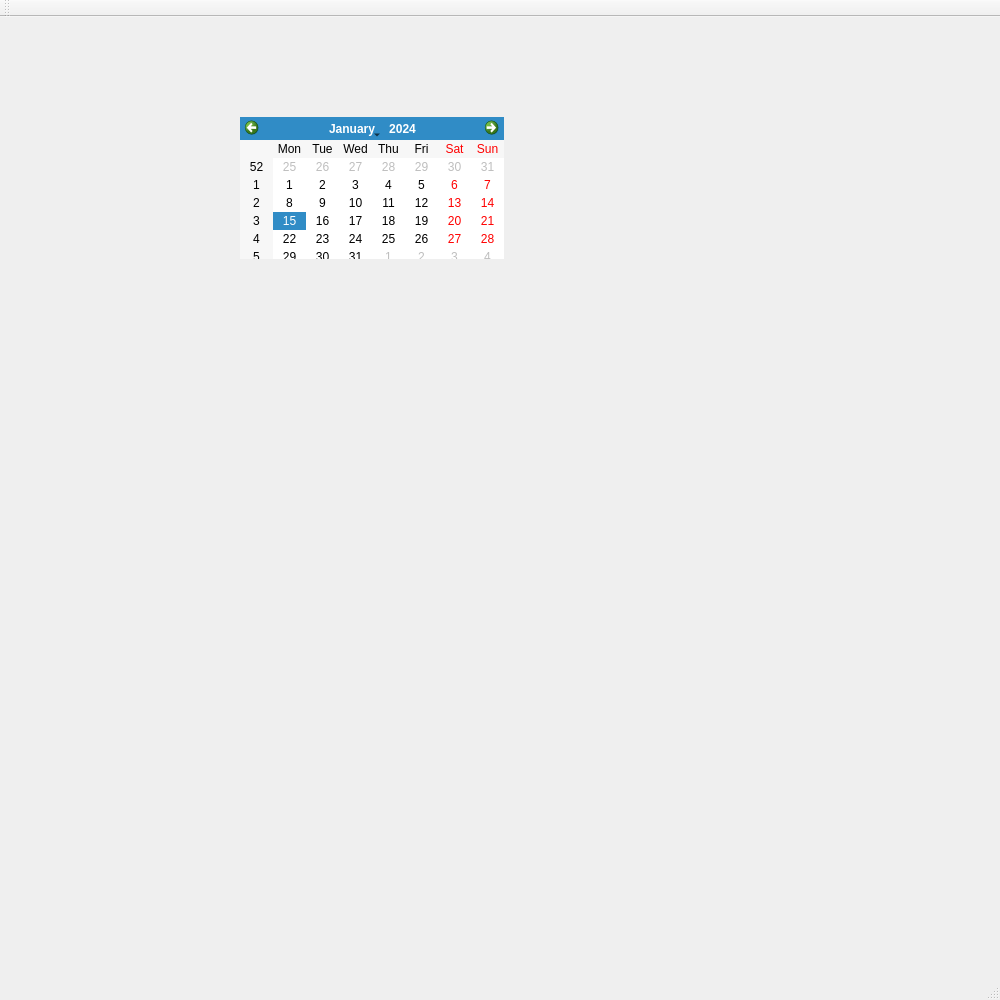
Old version of the form src/pi/LightControl/mainwindow.ui in the repository aeliot/Lumin.
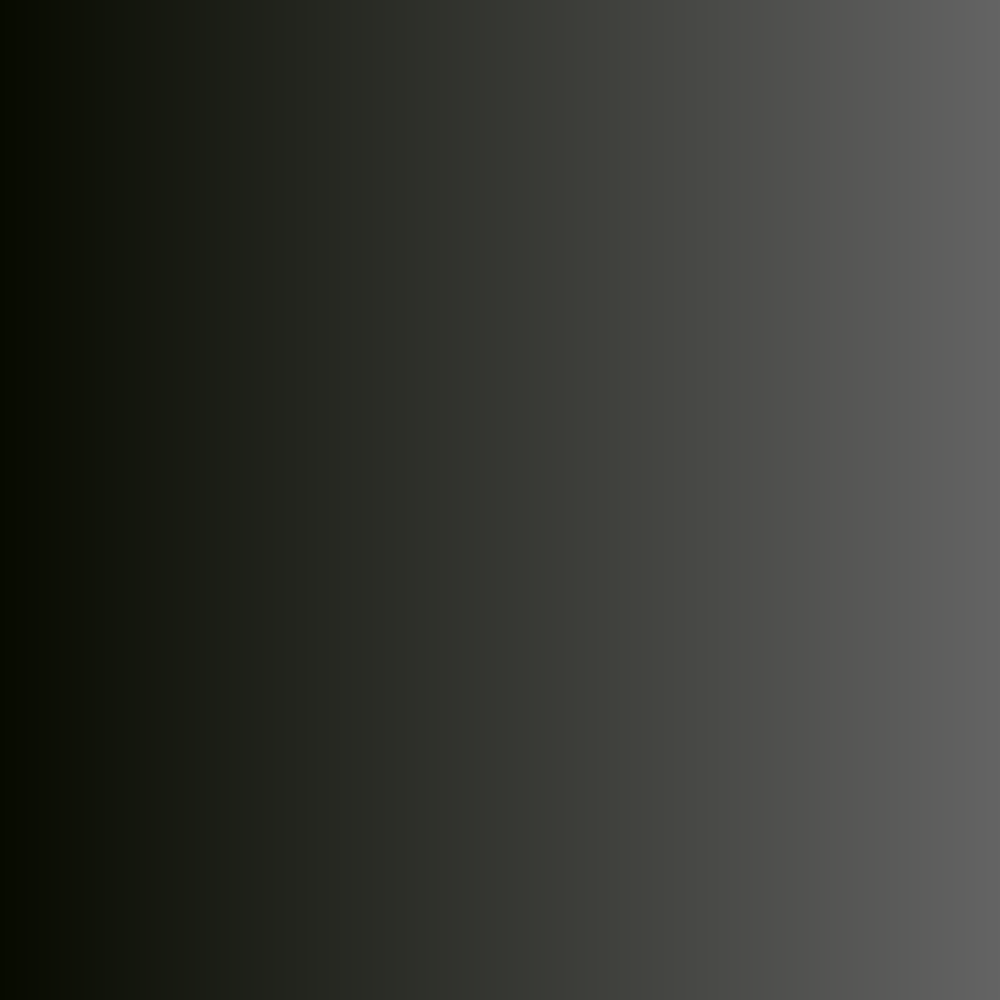
New version of the form.

Commit message: testing the pi qt display

Patch:
```diff
--- a/src/pi/LightControl/mainwindow.ui
+++ b/src/pi/LightControl/mainwindow.ui
@@ -19,37 +19,10 @@
   <property name="windowTitle">
    <string>MainWindow</string>
   </property>
-  <widget class="QWidget" name="centralWidget">
-   <widget class="QCalendarWidget" name="calendarWidget">
-    <property name="geometry">
-     <rect>
-      <x>240</x>
-      <y>100</y>
-      <width>264</width>
-      <height>142</height>
-     </rect>
-    </property>
-   </widget>
-  </widget>
-  <widget class="QMenuBar" name="menuBar">
-   <property name="geometry">
-    <rect>
-     <x>0</x>
-     <y>0</y>
-     <width>1000</width>
-     <height>20</height>
-    </rect>
-   </property>
-  </widget>
-  <widget class="QToolBar" name="mainToolBar">
-   <attribute name="toolBarArea">
-    <enum>TopToolBarArea</enum>
-   </attribute>
-   <attribute name="toolBarBreak">
-    <bool>false</bool>
-   </attribute>
-  </widget>
-  <widget class="QStatusBar" name="statusBar"/>
+  <property name="styleSheet">
+   <string notr="true">background-color: qlineargradient(spread:pad, x1:0, y1:0, x2:1, y2:0, stop:0 rgba(7, 10, 0, 255), stop:1 rgba(100, 100, 100, 255));</string>
+  </property>
+  <widget class="QWidget" name="centralWidget"/>
  </widget>
  <layoutdefault spacing="6" margin="11"/>
  <resources/>
```
Left out of the diff: 3 changed lines with no effect on the pictures. The commit also changes 1 other file.
